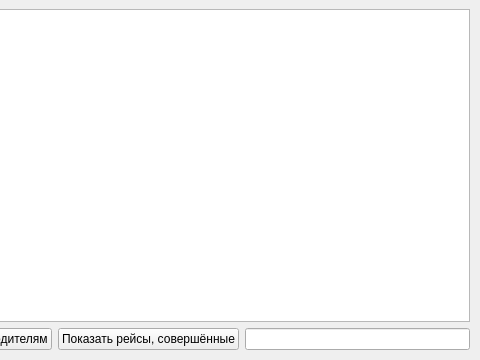
Old version of the form Qt/Lab_1/departurejournal.ui in the repository avasyutkin/term_2; both pictures show x 240 to 720 and y 0 to 360 of the 720 by 360 pixel window.
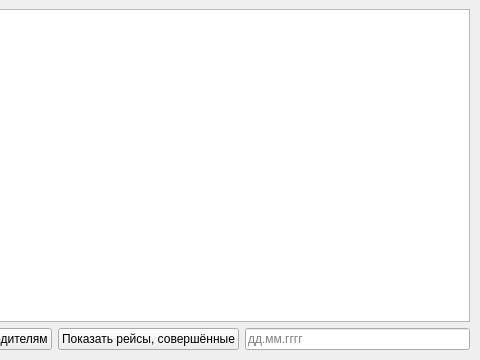
New version of the form.

Diff of the .ui file:
```diff
--- a/Qt/Lab_1/departurejournal.ui
+++ b/Qt/Lab_1/departurejournal.ui
@@ -71,6 +71,9 @@
             <property name="dragEnabled">
              <bool>true</bool>
             </property>
+            <property name="placeholderText">
+             <string>дд.мм.гггг</string>
+            </property>
            </widget>
           </item>
          </layout>
```
Left out of the diff: 3 changed lines with no effect on the pictures.
